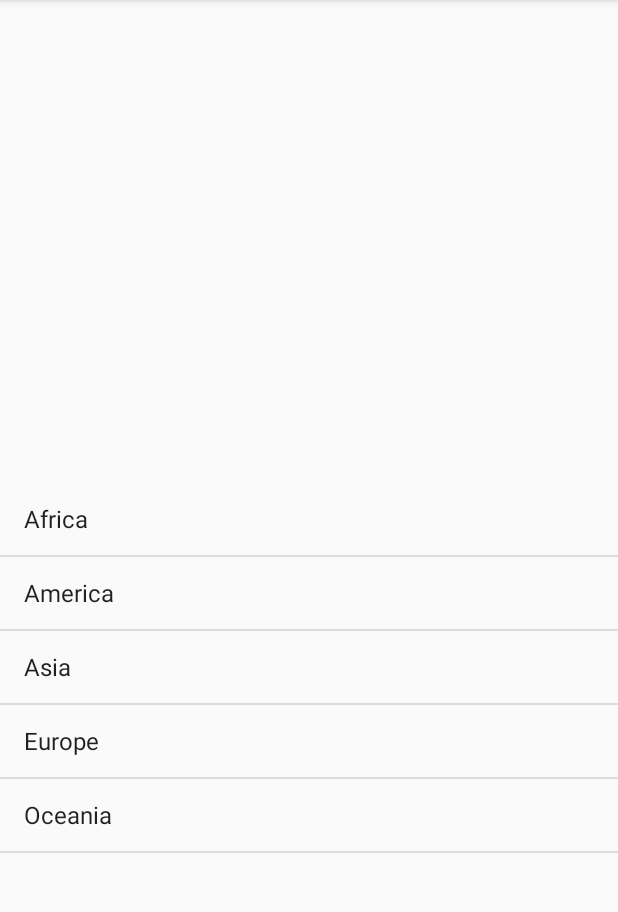
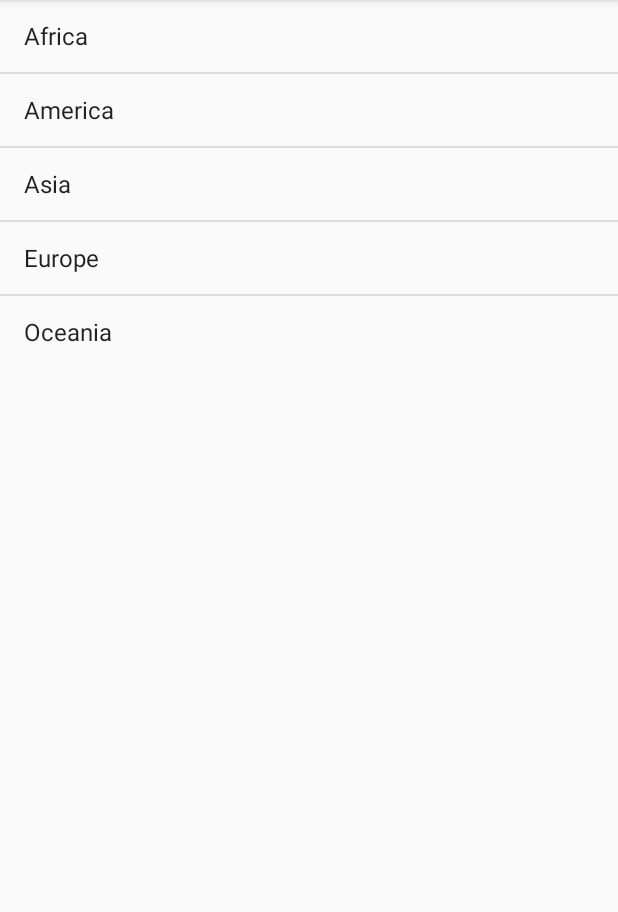
Before and after one commit to MarkBCIT/Le_Ma, an Android app: the screen it shows after launch (TopLevelActivity before the commit, MainActivity after it), on a phone screen of 412 x 824 dp, the part 84-996 px from its top. Run offline under Robolectric (Android 15) with nearby library versions, the phone set to English and light mode, and no system bars.

```diff
--- a/app/src/main/java/ca/bcit/ass1/le_ma/HttpHandler.java
+++ b/app/src/main/java/ca/bcit/ass1/le_ma/HttpHandler.java
@@ -1,5 +1,4 @@
 package ca.bcit.ass1.le_ma;
-
 
 import android.util.Log;
 
@@ -15,7 +14,7 @@ import java.net.URL;
 
 public class HttpHandler {
     private static final String TAG = HttpHandler.class.getSimpleName();
-    public HttpHandler() {   }
+    public HttpHandler() {   };
     public String makeServiceCall(String reqUrl) {
         String response = null;
         try {
--- a/app/src/main/java/ca/bcit/ass1/le_ma/ImageDownloaderTask.java
+++ b/app/src/main/java/ca/bcit/ass1/le_ma/ImageDownloaderTask.java
@@ -1,5 +1,4 @@
 package ca.bcit.ass1.le_ma;
-
 
 import android.content.res.Resources;
 import android.graphics.Bitmap;
--- a/app/src/main/java/ca/bcit/ass1/le_ma/TopLevelActivity.java
+++ /dev/null
@@ -1,33 +0,0 @@
-package ca.bcit.ass1.le_ma;
-
-import android.support.v7.app.AppCompatActivity;
-import android.os.Bundle;
-import android.content.Intent;
-import android.support.v7.app.AppCompatActivity;
-import android.os.Bundle;
-import android.view.View;
-import android.widget.AdapterView;
-import android.widget.ListView;
-
-
-public class TopLevelActivity extends AppCompatActivity {
-    public static int select = 0;
-    public static int cc = 0;
-
-    @Override
-    protected void onCreate(Bundle savedInstanceState) {
-        super.onCreate(savedInstanceState);
-        setContentView(R.layout.activity_top_level);
-        ListView list_foods = findViewById(R.id.list_continents);
-        list_foods.setOnItemClickListener(new AdapterView.OnItemClickListener() {
-            @Override
-            public void onItemClick(AdapterView<?> adapterView, View view, int i, long l) {
-                select = i;
-                Intent intent = new Intent(TopLevelActivity.this, MainActivity.class);
-                startActivity(intent);
-
-
-            }
-        });
-    }
-}
--- a/app/src/main/res/layout/activity_main.xml
+++ b/app/src/main/res/layout/activity_main.xml
@@ -1,15 +1,15 @@
 <?xml version="1.0" encoding="utf-8"?>
 <LinearLayout xmlns:android="http://schemas.android.com/apk/res/android"
-    xmlns:app="http://schemas.android.com/apk/res-auto"
-    xmlns:tools="http://schemas.android.com/tools"
+xmlns:tools="http://schemas.android.com/tools"
+android:layout_width="match_parent"
+android:layout_height="match_parent"
+android:orientation="vertical"
+tools:context=".MainActivity">
+
+<ListView
+    android:id="@+id/list_continents"
     android:layout_width="match_parent"
-    android:layout_height="match_parent"
-    tools:context=".MainActivity">
-
-    <ListView
-        android:id="@+id/countryList"
-        android:layout_width="fill_parent"
-        android:layout_height="wrap_content" />
-
+    android:layout_height="wrap_content"
+    android:entries="@array/continents" />
 
 </LinearLayout>
--- a/app/src/main/res/layout/activity_top_level.xml
+++ /dev/null
@@ -1,17 +0,0 @@
-<?xml version="1.0" encoding="utf-8"?>
-<android.support.constraint.ConstraintLayout xmlns:android="http://schemas.android.com/apk/res/android"
-    xmlns:app="http://schemas.android.com/apk/res-auto"
-    xmlns:tools="http://schemas.android.com/tools"
-    android:layout_width="match_parent"
-    android:layout_height="match_parent"
-    tools:context=".TopLevelActivity">
-    <ListView
-        android:id="@+id/list_continents"
-        android:layout_width="match_parent"
-        android:layout_height="438dp"
-        android:layout_marginBottom="8dp"
-        android:layout_marginTop="8dp"
-        android:entries="@array/countries"
-        app:layout_constraintBottom_toBottomOf="parent"
-        />
-</android.support.constraint.ConstraintLayout>
--- a/app/src/main/res/values/strings.xml
+++ b/app/src/main/res/values/strings.xml
@@ -1,10 +1,16 @@
 <resources>
     <string name="app_name">Le_Ma</string>
-    <string-array name="countries">
+    <string-array name="continents">
         <item>Africa</item>
         <item>America</item>
         <item>Asia</item>
         <item>Europe</item>
         <item>Oceania</item>
     </string-array>
+    <string name="country">Country</string>
+    <string name="capital">Capital</string>
+    <string name="region">Region</string>
+    <string name="population">Population</string>
+    <string name="area">Area</string>
+    <string name="borders">Borders</string>
 </resources>
```
Also changed, not shown: app/src/main/AndroidManifest.xml (+3 -4 lines), app/src/main/java/ca/bcit/ass1/le_ma/Country.java (+17 -8 lines), app/src/main/java/ca/bcit/ass1/le_ma/CountryActivity.java (+5 -23 lines), app/src/main/java/ca/bcit/ass1/le_ma/CountryAdapter.java (deleted, +0 -44 lines), app/src/main/java/ca/bcit/ass1/le_ma/CountryList.java (added, +35 -0 lines), app/src/main/java/ca/bcit/ass1/le_ma/MainActivity.java (+13 -75 lines), app/src/main/res/layout/activity_country.xml (+19 -7 lines), app/src/main/res/layout/list_row_layout.xml (deleted, +0 -25 lines).
